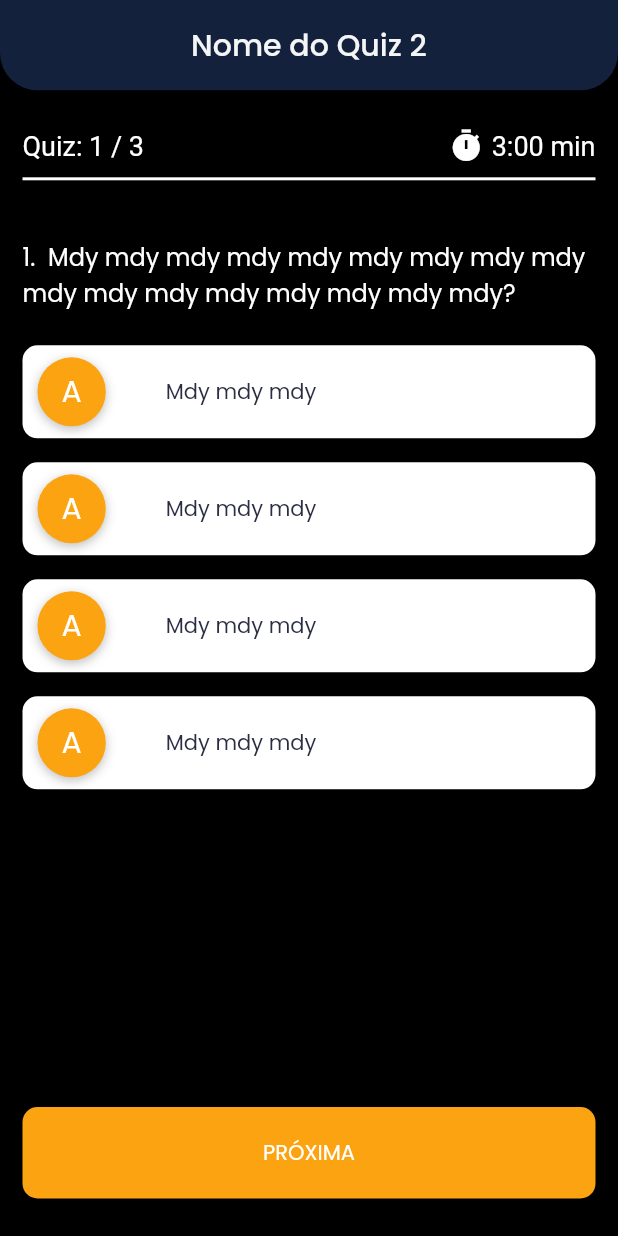
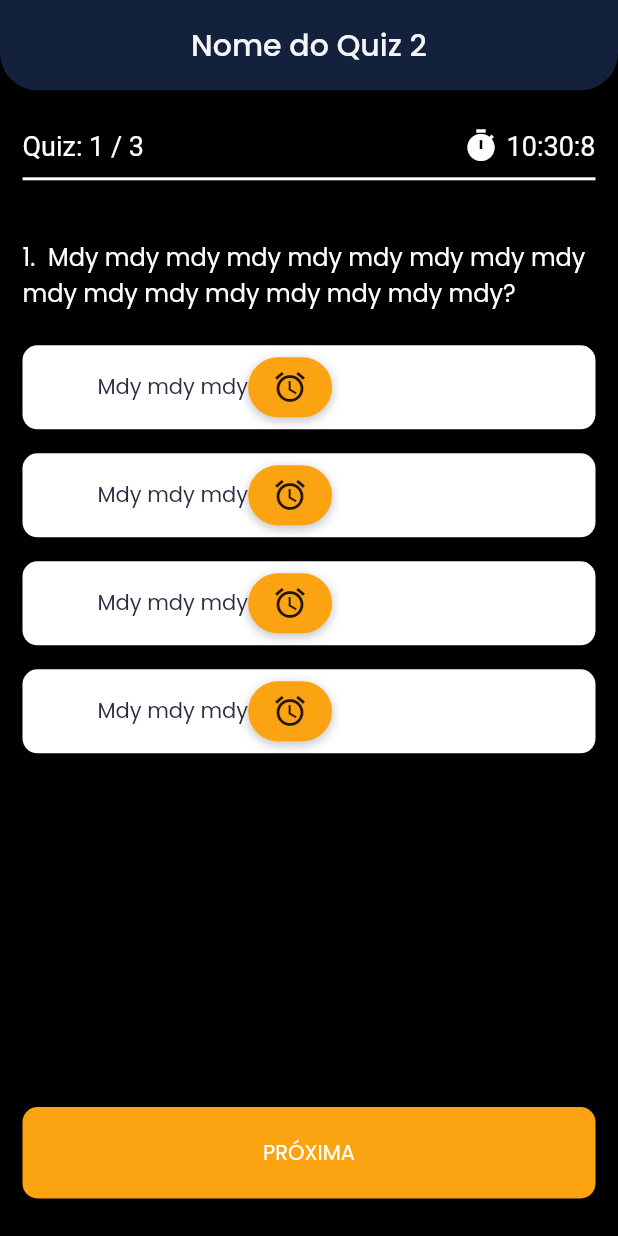
Before and after one commit to guilhermedacruzz/quiz_tati, a Flutter app: the screen it shows after launch, after a tap on an icon or button, on a phone screen of 412 x 824 dp. Run offline on Flutter 3.47's test engine with Material 2 defaults, Android fonts, the phone set to English and light mode, and no system bars.

Commit message:
alternando os estilos do certo e errado

```diff
--- a/lib/main.dart
+++ b/lib/main.dart
@@ -110,8 +110,8 @@ class _BodyState extends State<Body> {
           const SizedBox(height: 15),
           ...questions[currentQuestion].allOptions.map((option) => Option(
               option: option,
-              isAnswered: statusQuestion == StatusQuestion.answered,
               isSelected: option == optionSelected,
+              isCorrect: option == questions[currentQuestion].correct,
               selectQuestion: selectQuestion,
               index: String.fromCharCode(
                   questions[currentQuestion].allOptions.indexOf(option) + 65))),
--- a/lib/widgets/option.dart
+++ b/lib/widgets/option.dart
@@ -1,17 +1,19 @@
 import 'package:flutter/material.dart';
+import 'package:quiz_tati/widgets/optionNormal.dart';
+import 'package:quiz_tati/widgets/optionSelected.dart';
 
 class Option extends StatelessWidget {
   final String option;
-  final bool isAnswered;
   final bool isSelected;
+  final bool isCorrect;
   final Function selectQuestion;
   final String index;
 
   const Option(
       {Key? key,
       required this.option,
-      required this.isAnswered,
       required this.isSelected,
+      required this.isCorrect,
       required this.selectQuestion,
       required this.index})
       : super(key: key);
@@ -22,48 +24,15 @@ class Option extends StatelessWidget {
       onTap: () {
         selectQuestion(option);
       },
-      child: Container(
-        padding: const EdgeInsets.symmetric(horizontal: 10, vertical: 8),
-        margin: const EdgeInsets.symmetric(horizontal: 0, vertical: 8),
-        width: double.infinity,
-        decoration: BoxDecoration(
-          color: const Color(0xffffffff),
-          borderRadius: BorderRadius.circular(10),
-        ),
-        child: Row(
-          children: [
-            Container(
-              padding: const EdgeInsets.symmetric(vertical: 8, horizontal: 16),
-              decoration: BoxDecoration(
-                color: const Color(0xfffca311),
-                borderRadius: BorderRadius.circular(100),
-                boxShadow: const [
-                  BoxShadow(
-                    color: Colors.black26,
-                    offset: Offset(0, 2),
-                    blurRadius: 5,
-                  ),
-                ],
-              ),
-              child: Text(
-                index,
-                style: const TextStyle(
-                  color: Color(0xffffffff),
-                  fontSize: 20,
-                ),
-              ),
+      child: isSelected
+          ? OptionSelected(
+              option: option,
+              isCorret: isCorrect,
+            )
+          : OptionNormal(
+              option: option,
+              index: index,
             ),
-            const SizedBox(width: 40),
-            Text(
-              option,
-              style: const TextStyle(
-                color: Color(0xff2b2d42),
-                fontSize: 14,
-              ),
-            ),
-          ],
-        ),
-      ),
     );
   }
 }
--- /dev/null
+++ b/lib/widgets/optionNormal.dart
@@ -0,0 +1,58 @@
+import 'package:flutter/material.dart';
+
+class OptionNormal extends StatelessWidget {
+  final String option;
+  final String index;
+
+  const OptionNormal(
+      {Key? key,
+      required this.option,
+      required this.index})
+      : super(key: key);
+
+  @override
+  Widget build(BuildContext context) {
+    return Container(
+      padding: const EdgeInsets.symmetric(horizontal: 10, vertical: 8),
+      margin: const EdgeInsets.symmetric(horizontal: 0, vertical: 8),
+      width: double.infinity,
+      decoration: BoxDecoration(
+        color: const Color(0xffffffff),
+        borderRadius: BorderRadius.circular(10),
+      ),
+      child: Row(
+        children: [
+          Container(
+            padding: const EdgeInsets.symmetric(vertical: 8, horizontal: 16),
+            decoration: BoxDecoration(
+              color: const Color(0xfffca311),
+              borderRadius: BorderRadius.circular(100),
+              boxShadow: const [
+                BoxShadow(
+                  color: Colors.black26,
+                  offset: Offset(0, 2),
+                  blurRadius: 5,
+                ),
+              ],
+            ),
+            child: Text(
+              index,
+              style: const TextStyle(
+                color: Color(0xffffffff),
+                fontSize: 20,
+              ),
+            ),
+          ),
+          const SizedBox(width: 40),
+          Text(
+            option,
+            style: const TextStyle(
+              color: Color(0xff2b2d42),
+              fontSize: 14,
+            ),
+          ),
+        ],
+      ),
+    );
+  }
+}
--- /dev/null
+++ b/lib/widgets/optionSelected.dart
@@ -0,0 +1,50 @@
+import 'package:flutter/material.dart';
+
+class OptionSelected extends StatelessWidget {
+  final String option;
+  final bool isCorret;
+
+  const OptionSelected({Key? key, required this.option, required this.isCorret }) : super(key: key);
+
+  @override
+  Widget build(BuildContext context) {
+    return Container(
+      padding: const EdgeInsets.symmetric(horizontal: 10, vertical: 8),
+      margin: const EdgeInsets.symmetric(horizontal: 0, vertical: 8),
+      width: double.infinity,
+      decoration: BoxDecoration(
+        color: const Color(0xffffffff),
+        borderRadius: BorderRadius.circular(10),
+      ),
+      child: Row(
+        children: [
+          const SizedBox(width: 40),
+          Text(
+            option,
+            style: const TextStyle(
+              color: Color(0xff2b2d42),
+              fontSize: 14,
+            ),
+          ),
+          Container(
+            padding: const EdgeInsets.symmetric(vertical: 8, horizontal: 16),
+            decoration: BoxDecoration(
+              color: const Color(0xfffca311),
+              borderRadius: BorderRadius.circular(100),
+              boxShadow: const [
+                BoxShadow(
+                  color: Colors.black26,
+                  offset: Offset(0, 2),
+                  blurRadius: 5,
+                ),
+              ],
+            ),
+            child: Icon(
+              isCorret ? Icons.access_alarm: Icons.dangerous,
+            ),
+          ),
+        ],
+      ),
+    );
+  }
+}
--- a/lib/widgets/quizBar.dart
+++ b/lib/widgets/quizBar.dart
@@ -1,10 +1,12 @@
 import 'package:flutter/material.dart';
 
 class QuizBar extends StatelessWidget {
+  final DateTime now = DateTime.now();
   final int current;
   final int max;
 
-  const QuizBar({Key? key, required this.current, required this.max }) : super(key: key);
+  QuizBar({Key? key, required this.current, required this.max})
+      : super(key: key);
 
   @override
   Widget build(BuildContext context) {
@@ -18,13 +20,15 @@ class QuizBar extends StatelessWidget {
         children: [
           Text("Quiz: $current / $max"),
           Row(
-            children: const [
-              Icon(
+            children: [
+              const Icon(
                 Icons.timer,
                 color: Color(0xffffffff),
               ),
-              SizedBox(width: 5),
-              Text("3:00 min"),
+              const SizedBox(width: 5),
+              Text(
+                '${now.hour}:${now.minute}:${now.second}',
+              ),
             ],
           )
         ],
```
